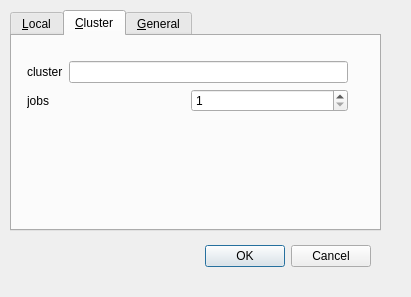
The window that sequana/gui/snakemake.ui (vladsaveliev/sequana) describes before a commit, drawn with Qt 5.
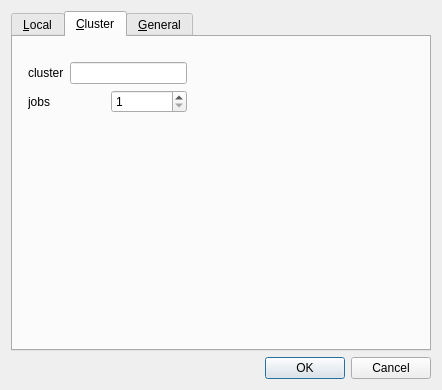
The same window after the commit.

```diff
--- a/sequana/gui/snakemake.ui
+++ b/sequana/gui/snakemake.ui
@@ -6,8 +6,8 @@
    <rect>
     <x>0</x>
     <y>0</y>
-    <width>411</width>
-    <height>297</height>
+    <width>442</width>
+    <height>390</height>
    </rect>
   </property>
   <property name="sizePolicy">
@@ -28,31 +28,8 @@
   <property name="sizeGripEnabled">
    <bool>false</bool>
   </property>
-  <widget class="QDialogButtonBox" name="buttonBox">
-   <property name="geometry">
-    <rect>
-     <x>30</x>
-     <y>240</y>
-     <width>341</width>
-     <height>32</height>
-    </rect>
-   </property>
-   <property name="orientation">
-    <enum>Qt::Horizontal</enum>
-   </property>
-   <property name="standardButtons">
-    <set>QDialogButtonBox::Cancel|QDialogButtonBox::Ok</set>
-   </property>
-  </widget>
-  <widget class="QWidget" name="verticalLayoutWidget">
-   <property name="geometry">
-    <rect>
-     <x>10</x>
-     <y>10</y>
-     <width>371</width>
-     <height>221</height>
-    </rect>
-   </property>
+  <layout class="QGridLayout" name="gridLayout">
+   <item row="0" column="0">
    <layout class="QVBoxLayout" name="verticalLayout">
     <item>
      <widget class="QTabWidget" name="tabs">
@@ -143,8 +120,8 @@
          <rect>
           <x>10</x>
           <y>20</y>
-          <width>331</width>
-          <height>151</height>
+           <width>169</width>
+           <height>111</height>
          </rect>
         </property>
         <layout class="QVBoxLayout" name="verticalLayout_2">
@@ -260,7 +237,18 @@
      </widget>
     </item>
    </layout>
-  </widget>
+   </item>
+   <item row="1" column="0">
+    <widget class="QDialogButtonBox" name="buttonBox">
+     <property name="orientation">
+      <enum>Qt::Horizontal</enum>
+     </property>
+     <property name="standardButtons">
+      <set>QDialogButtonBox::Cancel|QDialogButtonBox::Ok</set>
+     </property>
+    </widget>
+   </item>
+  </layout>
  </widget>
  <tabstops>
   <tabstop>tabs</tabstop>
```
Left out of the diff: 7 changed lines with no effect on the pictures. Lines whose indentation alone changed are shown as unchanged.
